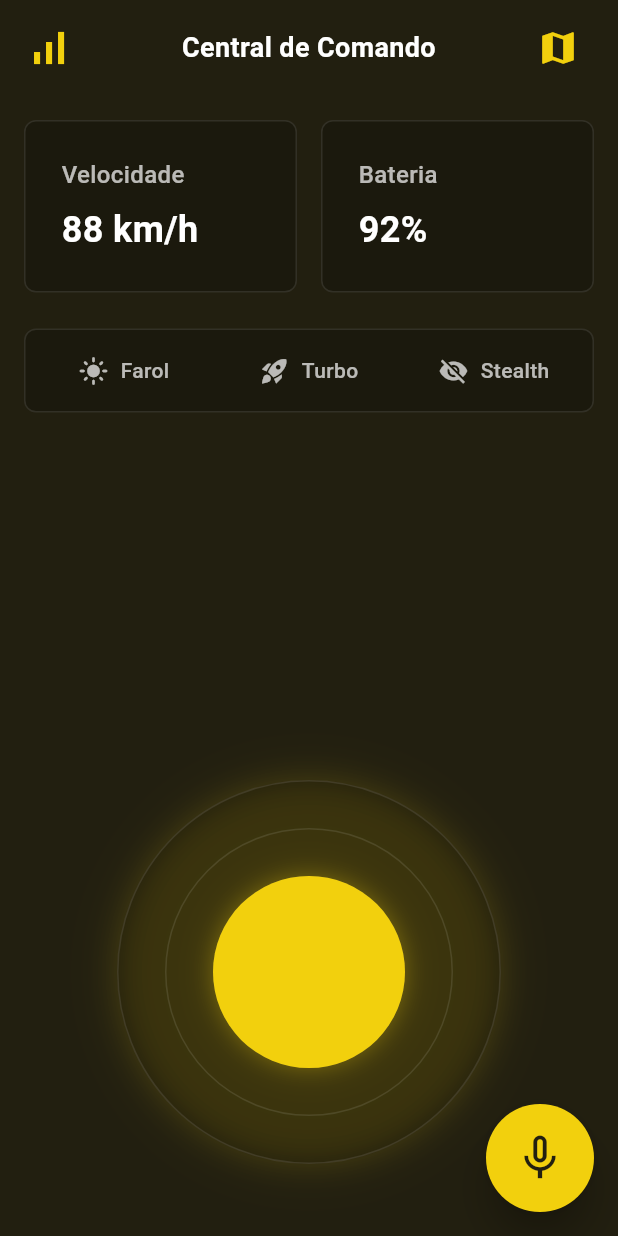
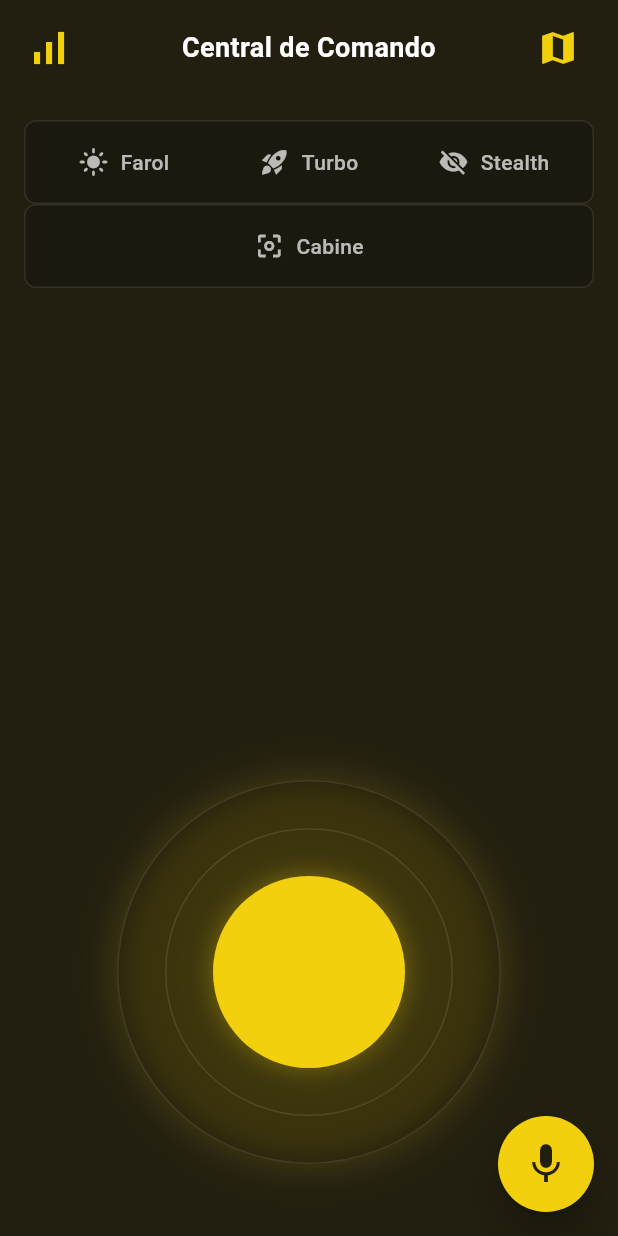
Before and after one commit to GustavoLimma/Batman_car_project, a Flutter app: the screen it shows after launch, on a phone screen of 412 x 824 dp. Run offline on Flutter 3.47's test engine with Material 3 defaults, Android fonts, the phone set to English and light mode, and no system bars; our stand-ins replace firebase_core, firebase_database, geolocator, google_maps_flutter; accounts and stored records are empty.

Commit message:
Revert "Implementação do comando de voz."

```diff
--- a/lib/services/firebase_service.dart
+++ b/lib/services/firebase_service.dart
@@ -5,13 +5,12 @@ class FirebaseService {
   static final turboRef = FirebaseDatabase.instance.ref("turbo");
   static final stealthRef = FirebaseDatabase.instance.ref("stealth");
 
-  // Referencias para navegacao autonoma
+  // Novas referencias para navegacao autonoma
   static final destinoXRef = FirebaseDatabase.instance.ref("destinoX");
   static final destinoYRef = FirebaseDatabase.instance.ref("destinoY");
   static final modoDirecaoRef = FirebaseDatabase.instance.ref("modoDirecao");
   static final cockpitRef = FirebaseDatabase.instance.ref("cockpit");
 
-  // Referencias para motores (Joystick e Comando de Voz)
-  static final motorDireitoRef = FirebaseDatabase.instance.ref("motorDireito");
-  static final motorEsquerdoRef = FirebaseDatabase.instance.ref("motorEsquerdo");
+  static final joystickXRef = FirebaseDatabase.instance.ref("joystickX");
+  static final joystickYRef = FirebaseDatabase.instance.ref("joystickY");
 }
--- a/lib/ui/pages/controle_page.dart
+++ b/lib/ui/pages/controle_page.dart
@@ -1,112 +1,24 @@
+import 'package:batman/ui/widgets/botao_widget.dart';
+import 'package:batman/ui/widgets/joystick_widget.dart';
 import 'package:flutter/material.dart';
 import 'package:firebase_database/firebase_database.dart';
-import 'package:speech_to_text/speech_to_text.dart' as stt;
 import '../../services/firebase_service.dart';
-import '../widgets/joystick_widget.dart'; // Importe o widget aqui
 import 'map_page.dart';
 
-class ControlePage extends StatefulWidget {
+class ControlePage extends StatelessWidget {
   const ControlePage({super.key});
 
   @override
-  State<ControlePage> createState() => _ControlePageState();
-}
+  Widget build(BuildContext context) {
+    const Color primaryColor = Color(0xFFF2D00D);
+    const Color backgroundDark = Color(0xFF221F10);
 
-class _ControlePageState extends State<ControlePage> {
-  late stt.SpeechToText _speech;
-  bool _isListening = false;
-  String _text = 'Pressione o microfone para falar';
-
-  // Cores
-  static const Color primaryColor = Color(0xFFF2D00D);
-  static const Color backgroundDark = Color(0xFF221F10);
-
-  @override
-  void initState() {
-    super.initState();
-    _speech = stt.SpeechToText();
-  }
-
-  void _listen() async {
-    if (!_isListening) {
-      bool available = await _speech.initialize(
-        onStatus: (val) {
-           if (val == 'done' || val == 'notListening') {
-             setState(() => _isListening = false);
-           }
-        },
-        onError: (val) => print('onError: $val'),
-      );
-      if (available) {
-        setState(() => _isListening = true);
-        _speech.listen(
-          onResult: (val) {
-            setState(() {
-              _text = val.recognizedWords;
-              if (val.finalResult) {
-                _processVoiceCommand(_text);
-              }
-            });
-          },
-          localeId: 'pt_BR',
-        );
-      }
-    } else {
-      setState(() => _isListening = false);
-      _speech.stop();
-    }
-  }
-
-  void _processVoiceCommand(String command) {
-    String cmd = command.toLowerCase();
-
-    ScaffoldMessenger.of(context).showSnackBar(
-      SnackBar(
-        content: Text("Comando reconhecido: $cmd"),
-        duration: const Duration(milliseconds: 1500),
-        backgroundColor: primaryColor,
-        behavior: SnackBarBehavior.floating,
-      )
-    );
-
-    if (cmd.contains("ligar luz") || cmd.contains("ligar farol") || cmd.contains("acender farol")) {
-      FirebaseService.farolRef.set(true);
-    }
-    else if (cmd.contains("desligar luz") || cmd.contains("desligar farol") || cmd.contains("apagar farol")) {
-      FirebaseService.farolRef.set(false);
-    }
-    else if (cmd.contains("ativar stealth") || cmd.contains("modo stealth")) {
-      FirebaseService.stealthRef.set(true);
-      FirebaseService.turboRef.set(false);
-      FirebaseService.farolRef.set(false);
-    }
-    else if (cmd.contains("desativar stealth")) {
-      FirebaseService.stealthRef.set(false);
-    }
-    else if (cmd.contains("modo turbo") || cmd.contains("ativar turbo")) {
-      FirebaseService.turboRef.set(true);
-      FirebaseService.stealthRef.set(false);
-    }
-    else if (cmd.contains("desativar turbo")) {
-      FirebaseService.turboRef.set(false);
-    }
-    else if (cmd.contains("frente") || cmd.contains("andar")) {
-      FirebaseService.motorDireitoRef.set(100);
-      FirebaseService.motorEsquerdoRef.set(100);
-    }
-    else if (cmd.contains("parar") || cmd.contains("pare")) {
-      FirebaseService.motorDireitoRef.set(0);
-      FirebaseService.motorEsquerdoRef.set(0);
-    }
-  }
-
-  @override
-  Widget build(BuildContext context) {
     return Scaffold(
       backgroundColor: backgroundDark,
       body: SafeArea(
         child: Column(
           children: [
+            // Header
             Padding(
               padding: const EdgeInsets.symmetric(horizontal: 16.0, vertical: 8.0),
               child: Row(
@@ -152,19 +64,90 @@ class _ControlePageState extends State<ControlePage> {
                 padding: const EdgeInsets.all(16.0),
                 child: Column(
                   children: [
-                    Row(
+                    // Stats Panel
+                    // Row(
+                    //   children: [
+                    //     Expanded(
+                    //       child: _buildStatCard("Velocidade", "88 km/h"),
+                    //     ),
+                    //     const SizedBox(width: 16),
+                    //     Expanded(
+                    //       child: _buildStatCard("Bateria", "92%"),
+                    //     ),
+                    //   ],
+                    // ),
+                    // const SizedBox(height: 24),
+
+                    // Action Toggles — agora usando BotaoWidget
+                    Container(
+                      height: 56,
+                      padding: const EdgeInsets.all(4),
+                      decoration: BoxDecoration(
+                        color: Colors.black.withOpacity(0.2),
+                        borderRadius: BorderRadius.circular(8),
+                        border: Border.all(color: Colors.white.withOpacity(0.1)),
+                      ),
+                      child: Row(
                         children: [
+                          // FAROL
                           Expanded(
-                          child: _buildStatCard("Velocidade", "88 km/h"),
+                            child: StreamBuilder<DatabaseEvent>(
+                              stream: FirebaseService.farolRef.onValue,
+                              builder: (context, snapshot) {
+                                final isOn = (snapshot.data?.snapshot.value ?? false) as bool;
+
+                                return BotaoWidget(
+                                  title: "Farol",
+                                  icon: Icons.light_mode,
+                                  isOn: isOn,
+                                  primaryColor: primaryColor,
+                                  backgroundDark: backgroundDark,
+                                  onPressed: () => FirebaseService.farolRef.set(!isOn),
+                                );
+                              },
                             ),
-                        const SizedBox(width: 16),
+                          ),
+
+                          // TURBO
                           Expanded(
-                          child: _buildStatCard("Bateria", "92%"),
+                            child: StreamBuilder<DatabaseEvent>(
+                              stream: FirebaseService.turboRef.onValue,
+                              builder: (context, snapshot) {
+                                final isOn = (snapshot.data?.snapshot.value ?? false) as bool;
+
+                                return BotaoWidget(
+                                  title: "Turbo",
+                                  icon: Icons.rocket_launch,
+                                  isOn: isOn,
+                                  primaryColor: primaryColor,
+                                  backgroundDark: backgroundDark,
+                                  onPressed: () => FirebaseService.turboRef.set(!isOn),
+                                );
+                              },
+                            ),
+                          ),
+
+                          // STEALTH
+                          Expanded(
+                            child: StreamBuilder<DatabaseEvent>(
+                              stream: FirebaseService.stealthRef.onValue,
+                              builder: (context, snapshot) {
+                                final isOn = (snapshot.data?.snapshot.value ?? false) as bool;
+
+                                return BotaoWidget(
+                                  title: "Stealth",
+                                  icon: Icons.visibility_off,
+                                  isOn: isOn,
+                                  primaryColor: primaryColor,
+                                  backgroundDark: backgroundDark,
+                                  onPressed: () => FirebaseService.stealthRef.set(!isOn),
+                                );
+                              },
+                            ),
                           ),
                         ],
                       ),
-                    const SizedBox(height: 24),
-
+                    ),
                     Container(
                       height: 56,
                       padding: const EdgeInsets.all(4),
@@ -176,36 +159,25 @@ class _ControlePageState extends State<ControlePage> {
                       child: Row(
                         children: [
                           Expanded(
-                            child: _buildToggleButton(
-                              "Farol",
-                              Icons.light_mode,
-                              FirebaseService.farolRef,
-                              primaryColor,
-                              backgroundDark,
+                            child: StreamBuilder<DatabaseEvent>(
+                              stream: FirebaseService.cockpitRef.onValue,
+                              builder: (context, snapshot) {
+                                final isOn = (snapshot.data?.snapshot.value ?? false) as bool;
+
+                                return BotaoWidget(
+                                  title: "Cabine",
+                                  icon: Icons.center_focus_weak,
+                                  isOn: isOn,
+                                  primaryColor: primaryColor,
+                                  backgroundDark: backgroundDark,
+                                  onPressed: () => FirebaseService.cockpitRef.set(!isOn),
+                                );
+                              },
                             ),
                           ),
-                          Expanded(
-                            child: _buildToggleButton(
-                              "Turbo",
-                              Icons.rocket_launch,
-                              FirebaseService.turboRef,
-                              primaryColor,
-                              backgroundDark,
+                        ]
+                      )
                     ),
-                          ),
-                          Expanded(
-                            child: _buildToggleButton(
-                              "Stealth",
-                              Icons.visibility_off,
-                              FirebaseService.stealthRef,
-                              primaryColor,
-                              backgroundDark,
-                            ),
-                          ),
-                        ],
-                      ),
-                    ),
-
                     const Spacer(),
 
                     // Joystick
@@ -216,9 +188,11 @@ class _ControlePageState extends State<ControlePage> {
                         primaryColor: primaryColor,
                         backgroundDark: backgroundDark,
                         onChanged: (offset) {
-                          // Futuramente aqui será implementada a lógica de envio
-                          // de comando manual do joystick para o Firebase.
-                          // Por enquanto, é apenas visual como solicitado.
+                          final dx = (offset.dx * 100).clamp(-100, 100).toInt();
+                          final dy = (-offset.dy * 100).clamp(-100, 100).toInt();
+
+                          FirebaseService.joystickXRef.set(dx);
+                          FirebaseService.joystickYRef.set(dy);
                         },
                       ),
                     ),
@@ -232,18 +206,14 @@ class _ControlePageState extends State<ControlePage> {
         ),
       ),
       floatingActionButton: SizedBox(
-        width: 72,
-        height: 72,
+        width: 64,
+        height: 64,
         child: FloatingActionButton(
-          onPressed: _listen,
-          backgroundColor: _isListening ? Colors.redAccent : primaryColor,
+          onPressed: () {},
+          backgroundColor: primaryColor,
           elevation: 10,
           shape: const CircleBorder(),
-          child: Icon(
-            _isListening ? Icons.mic : Icons.mic_none,
-            color: backgroundDark,
-            size: 36
-          ),
+          child: Icon(Icons.mic, color: backgroundDark, size: 32),
         ),
       ),
     );
@@ -281,54 +251,4 @@ class _ControlePageState extends State<ControlePage> {
       ),
     );
   }
-
-  Widget _buildToggleButton(
-    String title,
-    IconData icon,
-    DatabaseReference ref,
-    Color primaryColor,
-    Color backgroundDark,
-  ) {
-    return StreamBuilder<DatabaseEvent>(
-      stream: ref.onValue,
-      builder: (context, snapshot) {
-        bool isOn = false;
-        if (snapshot.hasData && snapshot.data?.snapshot.value != null) {
-          isOn = snapshot.data!.snapshot.value as bool;
 }
-
-        return GestureDetector(
-          onTap: () {
-            ref.set(!isOn);
-          },
-          child: Container(
-            margin: const EdgeInsets.symmetric(horizontal: 2),
-            decoration: BoxDecoration(
-              color: isOn ? primaryColor : Colors.transparent,
-              borderRadius: BorderRadius.circular(6),
-            ),
-            child: Row(
-              mainAxisAlignment: MainAxisAlignment.center,
-              children: [
-                Icon(
-                  icon,
-                  size: 20,
-                  color: isOn ? backgroundDark : Colors.white.withOpacity(0.7),
-                ),
-                const SizedBox(width: 8),
-                Text(
-                  title,
-                  style: TextStyle(
-                    color: isOn ? backgroundDark : Colors.white.withOpacity(0.7),
-                    fontSize: 14,
-                    fontWeight: FontWeight.w500,
-                  ),
-                ),
-              ],
-            ),
-          ),
-        );
-      },
-    );
-  }
-}
--- a/pubspec.yaml
+++ b/pubspec.yaml
@@ -15,7 +15,7 @@ dependencies:
   cupertino_icons: ^1.0.8
   google_maps_flutter: ^2.5.0
   geolocator: ^10.1.0
-  speech_to_text: ^6.6.0
+  http: ^1.1.0
 
 dev_dependencies:
   flutter_test:
```
Also changed, not shown: pubspec.lock, 1 other file. Lines whose indentation alone changed are shown as unchanged.
